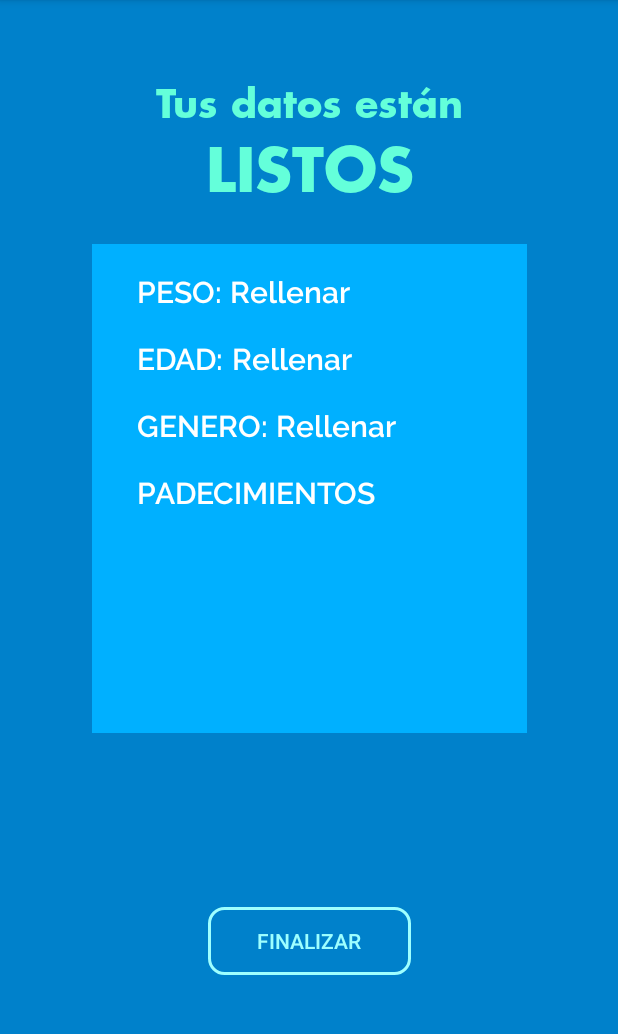
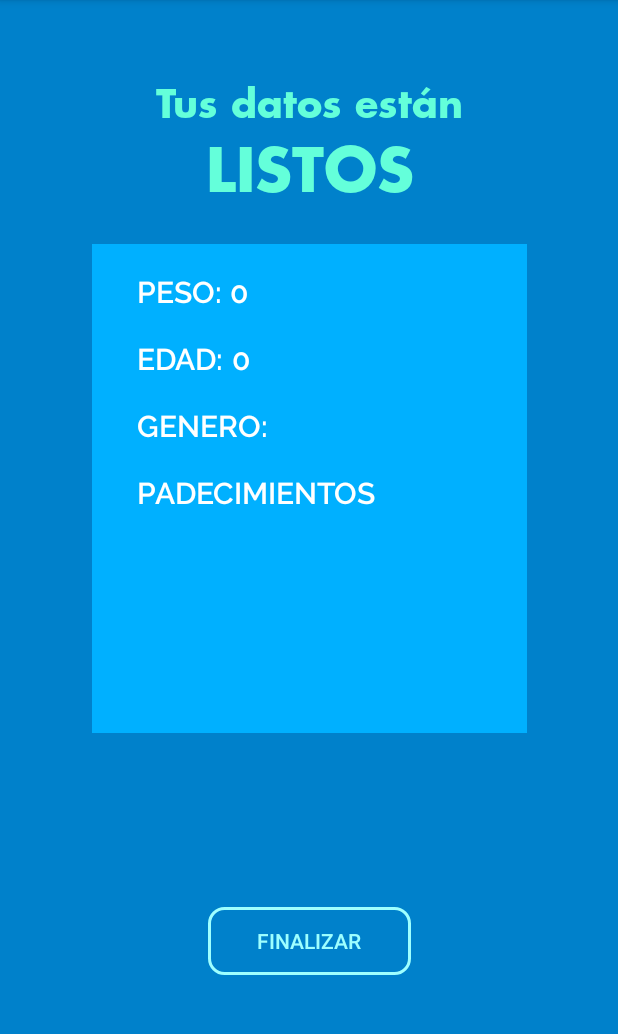
Before and after one commit to soupbizkit/Fitdemic, an Android app: the PadecimientosActivity screen opened directly, with no data from a screen before it, after a tap on "SEGUIR", on a phone screen of 412 x 824 dp, the part 84-1118 px from its top. Run offline under Robolectric (Android 15) with nearby library versions, the phone set to English and light mode, and no system bars; 3 statements that could not run were skipped.

Commit message:
ahora se muestra en el activity de finalizar todos los datos ingresados por el usuario

```diff
--- a/app/src/main/java/com/example/fitdemic/FinalizarActivity.java
+++ b/app/src/main/java/com/example/fitdemic/FinalizarActivity.java
@@ -4,7 +4,13 @@ import androidx.appcompat.app.AppCompatActivity;
 
 import android.content.Intent;
 import android.os.Bundle;
+import android.widget.ArrayAdapter;
+import android.widget.ListView;
 import android.widget.TextView;
+
+import java.util.ArrayList;
+
+import static java.util.Arrays.asList;
 
 public class FinalizarActivity extends AppCompatActivity {
 
@@ -13,13 +19,31 @@ public class FinalizarActivity extends AppCompatActivity {
         super.onCreate(savedInstanceState);
         setContentView(R.layout.activity_finalizar);
 
+        Intent intent = getIntent();
 
-        Intent intent = getIntent();
-        int identificador = intent.getIntExtra("peso", 0);
-        String id = Integer.toString(identificador);
+        int pesoUsuario = intent.getIntExtra("peso", 0);
+        String peso = Integer.toString(pesoUsuario);
 
-        //TextView textview = (TextView)findViewById(R.id.tVFinalizar);
-        //textview.setText(id);
+        int edadUsuario = intent.getIntExtra("edad", 0);
+        String edad = Integer.toString(edadUsuario);
 
+        String sexoUsuario = intent.getStringExtra("sexo");
+
+        ArrayList<String> padecimientos = intent.getStringArrayListExtra("padecimientos");
+
+
+        TextView tvPeso = (TextView)findViewById(R.id.tvPesoDatos);
+        tvPeso.setText(peso);
+
+        TextView tvEdad = (TextView)findViewById(R.id.tvEdadDatos);
+        tvEdad.setText(edad);
+
+        TextView tvSexo = (TextView)findViewById(R.id.tvSexoDatos);
+        tvSexo.setText(sexoUsuario);
+
+        ListView lvPadecimientos = (ListView)findViewById(R.id.lvPadecimientos);
+
+        ArrayAdapter<String> arrayAdapter = new ArrayAdapter<String>(this, android.R.layout.simple_list_item_1, padecimientos);
+        lvPadecimientos.setAdapter(arrayAdapter);
     }
 }
--- a/app/src/main/java/com/example/fitdemic/PadecimientosActivity.java
+++ b/app/src/main/java/com/example/fitdemic/PadecimientosActivity.java
@@ -5,11 +5,15 @@ import androidx.appcompat.app.AppCompatActivity;
 import android.content.Intent;
 import android.os.Bundle;
 import android.view.View;
+import android.widget.CheckBox;
 import android.widget.Toast;
 
+import java.lang.reflect.Array;
+import java.util.ArrayList;
+
 public class PadecimientosActivity extends AppCompatActivity {
+    private CheckBox cbArtritis, cbDiabetes, cbOsteoporosis, cbSobrepeso, cbLesiones;
 
-    @Override
     protected void onCreate(Bundle savedInstanceState) {
         super.onCreate(savedInstanceState);
         setContentView(R.layout.activity_padecimientos);
@@ -20,20 +24,56 @@ public class PadecimientosActivity extends AppCompatActivity {
         Intent intent = getIntent();
 
         Bundle datosUsuario = getIntent().getExtras();
+        ArrayList<String> padecimientos = new ArrayList<String>();
+
+        cbArtritis = (CheckBox)findViewById(R.id.cbArtritis);
+        cbDiabetes = (CheckBox)findViewById(R.id.cbDiabetes);
+        cbSobrepeso = (CheckBox)findViewById(R.id.cbSobrepeso);
+        cbOsteoporosis = (CheckBox)findViewById(R.id.cbOsteoporosis);
+        cbLesiones = (CheckBox)findViewById(R.id.cbLesiones);
+
         int edadUsuario = datosUsuario.getInt("edadUsuario");
         int pesoUsuario = datosUsuario.getInt("pesoUsuario");
         String sexoUsuario = datosUsuario.getString("sexoUsuario");
 
-        Usuario usuario = new Usuario(1, edadUsuario, pesoUsuario, sexoUsuario);
+        String checkboxVar = "";
 
-        /*UsuarioDAO usuarioDao = new UsuarioDAO(getApplicationContext());
-        long resultado = usuarioDao.insertarUsuario(usuario);
+        if(cbArtritis.isChecked()==true){
+            checkboxVar = "Artritis";
+            padecimientos.add(checkboxVar);
+        }
+        if(cbDiabetes.isChecked()==true){
+            checkboxVar = "Diabetes";
+            padecimientos.add(checkboxVar);
+        }
+        if(cbSobrepeso.isChecked()==true){
+            checkboxVar = "Sobre Peso";
+            padecimientos.add(checkboxVar);
+        }
+        if(cbOsteoporosis.isChecked()==true){
+            checkboxVar = "Osteoporosis";
+            padecimientos.add(checkboxVar);
+        }
+        if(cbLesiones.isChecked()==true){
+            checkboxVar = "Lesiones";
+            padecimientos.add(checkboxVar);
+        }
 
-        //Toast toast = Toast.makeText(getApplicationContext(), "Result " + String.valueOf(usuarioDao.insertarUsuario(usuario)), Toast.LENGTH_LONG);*/
+
+        //Toast.makeText(getApplicationContext(),padecimientos, Toast.LENGTH_LONG).show();
 
         Intent intentFinalizar = new Intent(this, FinalizarActivity.class);
         intentFinalizar.putExtra("peso", pesoUsuario);
+        intentFinalizar.putExtra("edad", edadUsuario);
+        intentFinalizar.putExtra("sexo", sexoUsuario);
+        intentFinalizar.putStringArrayListExtra("padecimientos", padecimientos);
         startActivity(intentFinalizar);
     }
 
 }
+
+
+/*UsuarioDAO usuarioDao = new UsuarioDAO(getApplicationContext());
+        long resultado = usuarioDao.insertarUsuario(usuario);
+
+        //Toast toast = Toast.makeText(getApplicationContext(), "Result " + String.valueOf(usuarioDao.insertarUsuario(usuario)), Toast.LENGTH_LONG);*/
--- a/app/src/main/java/com/example/fitdemic/PreguntasActivity.java
+++ b/app/src/main/java/com/example/fitdemic/PreguntasActivity.java
@@ -4,6 +4,7 @@ import androidx.appcompat.app.AppCompatActivity;
 
 import android.content.Intent;
 import android.os.Bundle;
+import android.provider.MediaStore;
 import android.view.View;
 import android.widget.EditText;
 import android.widget.RadioButton;
@@ -11,45 +12,42 @@ import android.widget.RadioGroup;
 
 public class PreguntasActivity extends AppCompatActivity {
     @Override
+
     protected void onCreate(Bundle savedInstanceState) {
         super.onCreate(savedInstanceState);
         setContentView(R.layout.activity_preguntas);
+
     }
 
     public void onClickPadecimientos(View view){
-        //intent
         Intent intent = new Intent(this, PadecimientosActivity.class);
-        //Aqui debemos de crear el usuario y mandarlo a la base de datos
-        //obteniendo La edad del usuario
+
+        EditText etPeso = (EditText)findViewById(R.id.etPeso);
+        int pesoUsuario = Integer.parseInt(etPeso.getText().toString());
 
         EditText etEdad = (EditText)findViewById(R.id.etEdad);
         int edadUsuario = Integer.parseInt(etEdad.getText().toString());
 
-        //Obteniendo El Peso del Usuario
-        EditText etPeso = (EditText)findViewById(R.id.etPeso);
-        int pesoUsuario = Integer.parseInt(etPeso.getText().toString());
+        RadioButton rbHombre = (RadioButton)findViewById(R.id.rBHombre);
+        RadioButton rbMujer = (RadioButton)findViewById(R.id.rBMujer);
 
-        //Obteniendo Si es Hombre o Mujer (Sexo)
-        RadioGroup rgSexo = (RadioGroup) findViewById(R.id.rgSexo);
-        String sexoUsuario = rgSexo.toString();
+        String sexo = "";
+
+        if(rbHombre.isChecked() == true){
+            sexo = "Hombre";
+        }else if(rbMujer.isChecked() == true){
+            sexo = "Mujer";
+        }
 
         //FALTA ENVIAR PADECIMIENTOS
 
         intent.putExtra("edadUsuario", edadUsuario);
         intent.putExtra("pesoUsuario", pesoUsuario);
-        intent.putExtra("sexoUsuario", sexoUsuario);
-        //intent.putExtra("padecimientos", padecimientos);
-
+        intent.putExtra("sexoUsuario", sexo);
 
         //aqui enviamos el intent
-        //Usuario usuario = new Usuario(1,edadUsuario,pesoUsuario,sexoUsuario);
         startActivity(intent);
 
 
     }
-
-
-    //función del botón, recaudar datos  del activity, conectar a base, guardar datos y cerrar conección a base
-
-
 }
--- a/app/src/main/res/layout/activity_finalizar.xml
+++ b/app/src/main/res/layout/activity_finalizar.xml
@@ -45,7 +45,7 @@
         app:layout_constraintTop_toBottomOf="@+id/textView2">
 
         <TextView
-            android:id="@+id/textView3"
+            android:id="@+id/tvPeso"
             android:layout_width="wrap_content"
             android:layout_height="wrap_content"
             android:layout_alignParentStart="true"
@@ -58,10 +58,10 @@
             android:textSize="20sp" />
 
         <TextView
-            android:id="@+id/textView4"
+            android:id="@+id/tvEdad"
             android:layout_width="wrap_content"
             android:layout_height="wrap_content"
-            android:layout_below="@+id/textView3"
+            android:layout_below="@+id/tvPeso"
             android:layout_alignParentStart="true"
             android:layout_marginStart="30dp"
             android:layout_marginTop="20dp"
@@ -71,10 +71,10 @@
             android:textSize="20sp" />
 
         <TextView
-            android:id="@+id/textView5"
+            android:id="@+id/tvSexo"
             android:layout_width="wrap_content"
             android:layout_height="wrap_content"
-            android:layout_below="@+id/textView4"
+            android:layout_below="@+id/tvEdad"
             android:layout_alignParentStart="true"
             android:layout_marginStart="30dp"
             android:layout_marginTop="20dp"
@@ -84,10 +84,10 @@
             android:textSize="20sp" />
 
         <TextView
-            android:id="@+id/textView6"
+            android:id="@+id/tvPadecimientos"
             android:layout_width="wrap_content"
             android:layout_height="wrap_content"
-            android:layout_below="@+id/textView5"
+            android:layout_below="@+id/tvSexo"
             android:layout_alignParentStart="true"
             android:layout_alignParentEnd="true"
             android:layout_marginStart="30dp"
@@ -99,7 +99,7 @@
             android:textSize="20sp" />
 
         <TextView
-            android:id="@+id/textView7"
+            android:id="@+id/tvPesoDatos"
             android:layout_width="wrap_content"
             android:layout_height="wrap_content"
             android:layout_alignParentTop="true"
@@ -107,41 +107,62 @@
             android:layout_marginStart="5dp"
             android:layout_marginTop="20dp"
             android:layout_marginEnd="30dp"
-            android:layout_toEndOf="@+id/textView3"
+            android:layout_toEndOf="@+id/tvPeso"
             android:fontFamily="@font/ralewaysemibold"
             android:text="@string/rellenar"
             android:textColor="@color/white"
             android:textSize="20sp" />
 
         <TextView
-            android:id="@+id/textView8"
+            android:id="@+id/tvEdadDatos"
             android:layout_width="63dp"
             android:layout_height="wrap_content"
-            android:layout_below="@+id/textView7"
+            android:layout_below="@+id/tvPesoDatos"
             android:layout_alignParentEnd="true"
             android:layout_marginStart="5dp"
             android:layout_marginTop="20dp"
             android:layout_marginEnd="30dp"
-            android:layout_toEndOf="@+id/textView4"
+            android:layout_toEndOf="@+id/tvEdad"
             android:fontFamily="@font/ralewaysemibold"
             android:text="@string/rellenar"
             android:textColor="@color/white"
             android:textSize="20sp" />
 
         <TextView
-            android:id="@+id/textView9"
+            android:id="@+id/tvSexoDatos"
             android:layout_width="81dp"
             android:layout_height="wrap_content"
-            android:layout_below="@+id/textView8"
+            android:layout_below="@+id/tvEdadDatos"
             android:layout_alignParentEnd="true"
             android:layout_marginStart="5dp"
             android:layout_marginTop="20dp"
             android:layout_marginEnd="30dp"
-            android:layout_toEndOf="@+id/textView5"
+            android:layout_toEndOf="@+id/tvSexo"
             android:fontFamily="@font/ralewaysemibold"
             android:text="@string/rellenar"
             android:textColor="@color/white"
             android:textSize="20sp" />
+
+        <LinearLayout
+            android:layout_width="180dp"
+            android:layout_height="110dp"
+            android:layout_below="@+id/tvPadecimientos"
+            android:layout_alignParentStart="true"
+            android:layout_alignParentEnd="true"
+            android:layout_alignParentBottom="true"
+            android:layout_marginStart="30dp"
+            android:layout_marginTop="14dp"
+            android:layout_marginEnd="80dp"
+            android:layout_marginBottom="25dp"
+            android:orientation="vertical">
+
+
+            <ListView
+                android:id="@+id/lvPadecimientos"
+                android:layout_width="match_parent"
+                android:layout_height="wrap_content" />
+        </LinearLayout>
+
 
     </RelativeLayout>
 
```
